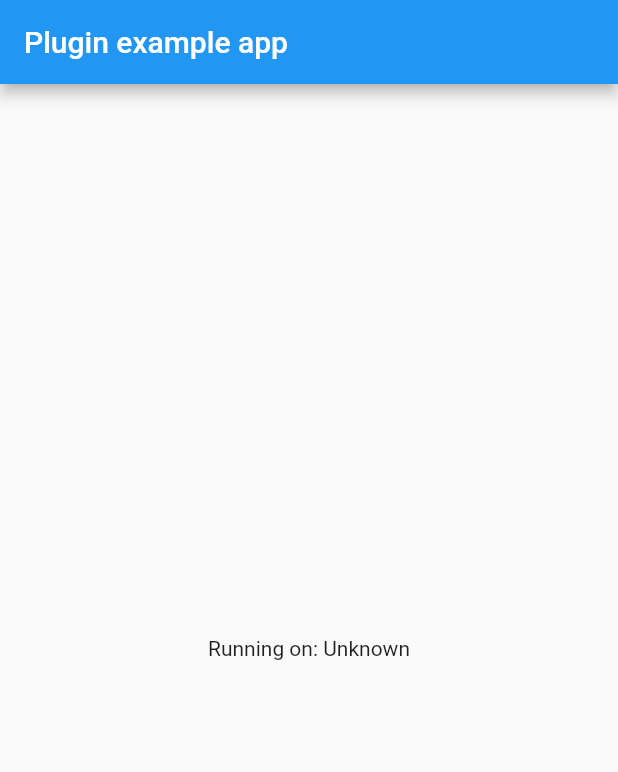
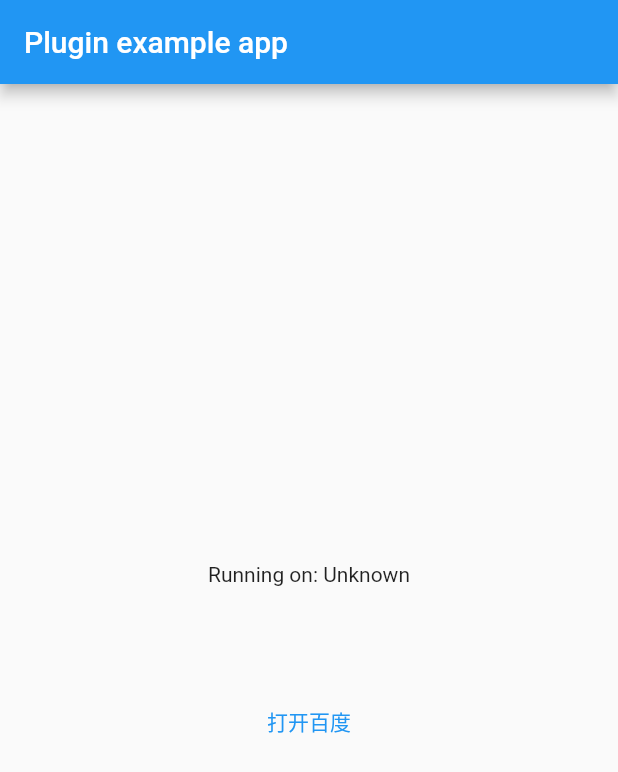
Before and after one commit to BlackXzq/flutter_common_plugin, a Flutter app: the screen it shows after launch, on a phone screen of 412 x 824 dp. Shown: the top 772 px of the screen. Run offline on Flutter 3.47's test engine with Material 2 defaults, Android fonts, the phone set to English and light mode, and no system bars.

Commit message:
feat: 添加跳转外部功能权限

```diff
--- a/example/lib/main.dart
+++ b/example/lib/main.dart
@@ -51,8 +51,20 @@ class _MyAppState extends State<MyApp> {
           title: const Text('Plugin example app'),
         ),
         body: Center(
-          child: Text('Running on: $_platformVersion\n'),
-        ),
+            child: Column(
+          mainAxisAlignment: MainAxisAlignment.center,
+          children: [
+            Text('Running on: $_platformVersion\n'),
+            SizedBox(
+              height: 50,
+            ),
+            TextButton(
+                onPressed: () {
+                  FlutterCommonPlugin.launch("https://www.baidu.com/");
+                },
+                child: Text("打开百度"))
+          ],
+        )),
       ),
     );
   }
--- a/lib/app_info.dart
+++ b/lib/app_info.dart
@@ -42,7 +42,7 @@ class IosAppInfo {
     required this.bundleIdentifier,
   });
 
-  static IosAppInfo fromMap(Map<String, dynamic> map) {
+  static IosAppInfo fromMap(Map<dynamic, dynamic> map) {
     return IosAppInfo(
       appVersion: map['appVersion'] ?? '',
       buildNum: map['buildNum'] ?? '',
@@ -91,7 +91,7 @@ class AndriodAppInfo {
     required this.bundleIdentifier,
   });
 
-  static AndriodAppInfo fromMap(Map<String, dynamic> map) {
+  static AndriodAppInfo fromMap(Map<dynamic, dynamic> map) {
     return AndriodAppInfo(
       appVersion: map['appVersion'] ?? '',
       buildNum: map['buildNum'] ?? '',
--- a/lib/config.dart
+++ b/lib/config.dart
@@ -15,4 +15,7 @@ class FCPConfig {
   /// method
   /// 获取app信息
   static const String getAppInfo = "getAppinfo";
+
+  /// 打开系统浏览器，跳转外部链接
+  static const String launchUrl = "launchUrl";
 }
```
Also changed, not shown: lib/flutter_common_plugin.dart (+19 -12 lines), 2 other files.
